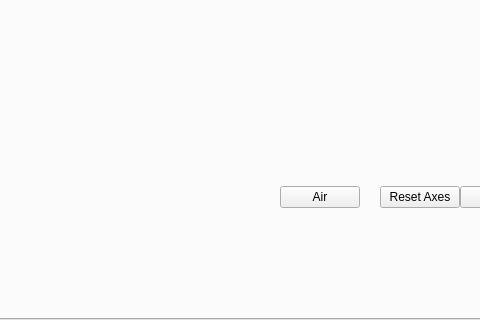
nico88chessa/MIBDV, file gui/ui/MotionFrame.ui: the form before one commit; both pictures show x 239 to 719 and y 384 to 704 of the 824 by 704 pixel window.
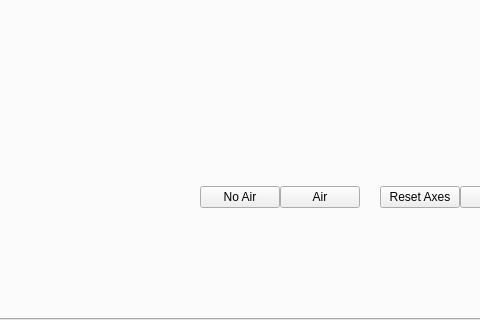
The form after the commit. Custom widgets are drawn as their Qt base class.

Diff of the .ui file:
```diff
--- a/gui/ui/MotionFrame.ui
+++ b/gui/ui/MotionFrame.ui
@@ -191,6 +191,13 @@
             </property>
            </spacer>
           </item>
+          <item>
+           <widget class="QPushButton" name="pbNoAir">
+            <property name="text">
+             <string>No Air</string>
+            </property>
+           </widget>
+          </item>
           <item>
            <widget class="QPushButton" name="pbAir">
             <property name="text">
```
